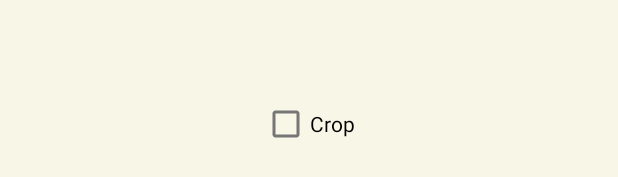
After one commit to Mraulio/GBCamera-Android-Manager, an Android app: the layout average_dialog.xml on its own in the app's theme, with its tools: preview values and no code run, on a phone screen of 412 x 824 dp. The commit adds this screen. Shown: the part 494-671 px from the top of the screen. Run offline under Robolectric (Android 15) with nearby library versions, the phone set to English and light mode, and no system bars.

Commit message:
Improved Photo! support

```diff
--- a/app/src/main/res/layout/animation_dialog.xml
+++ b/app/src/main/res/layout/animation_dialog.xml
@@ -32,7 +32,7 @@
         android:id="@+id/tv_animation"
         android:layout_width="wrap_content"
         android:layout_height="wrap_content"
-        android:text="3"
+        android:text="10 fps"
         android:textSize="20sp"
         app:layout_constraintTop_toTopOf="@id/animation_seekbar"
         app:layout_constraintStart_toEndOf="@id/animation_seekbar"
--- /dev/null
+++ b/app/src/main/res/layout/average_dialog.xml
@@ -0,0 +1,19 @@
+<?xml version="1.0" encoding="utf-8"?>
+<LinearLayout xmlns:android="http://schemas.android.com/apk/res/android"
+    android:layout_width="match_parent"
+    android:orientation="vertical"
+    android:layout_height="match_parent"
+    android:padding="10dp"
+    android:gravity="center">
+    <ImageView
+        android:layout_width="match_parent"
+        android:layout_height="wrap_content"
+        android:id="@+id/iv_average"/>
+    <CheckBox
+        android:layout_width="wrap_content"
+        android:layout_height="wrap_content"
+        android:text="Crop"
+        android:id="@+id/cb_average_crop"
+        android:checked="false"
+        />
+</LinearLayout>
```
Also changed, not shown: app/src/main/java/com/mraulio/gbcameramanager/gbxcart/PythonToJava.java (+5 -5 lines), app/src/main/java/com/mraulio/gbcameramanager/ui/gallery/GalleryFragment.java (+30 -92 lines), app/src/main/java/com/mraulio/gbcameramanager/utils/Utils.java (+62 -0 lines).
